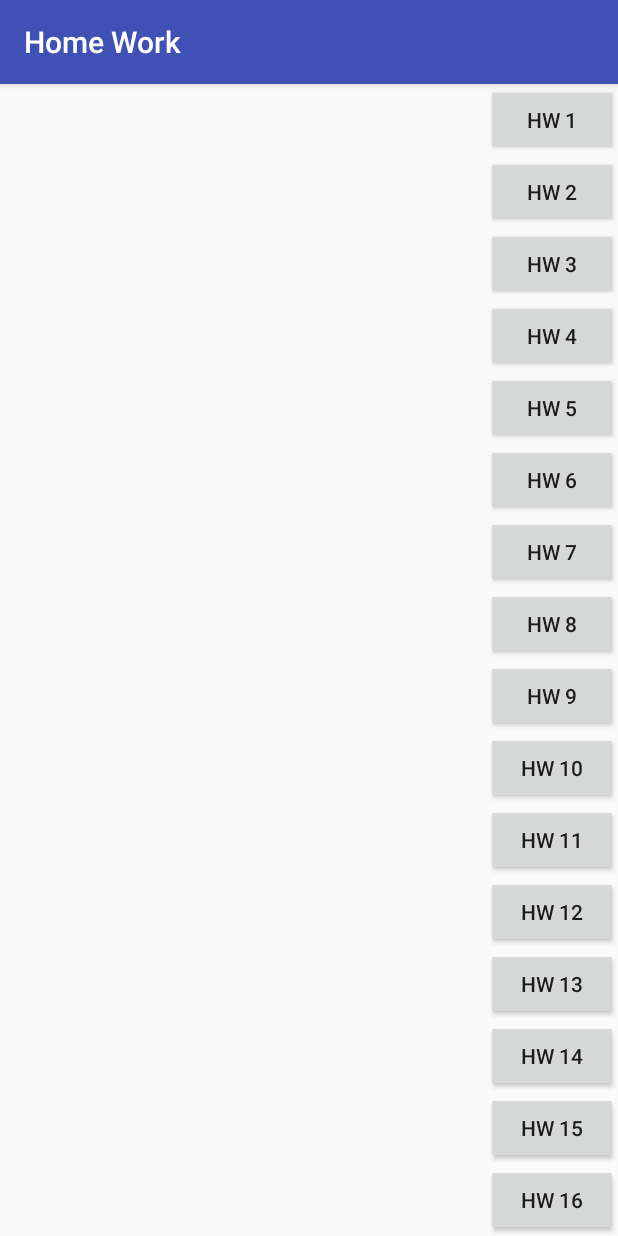
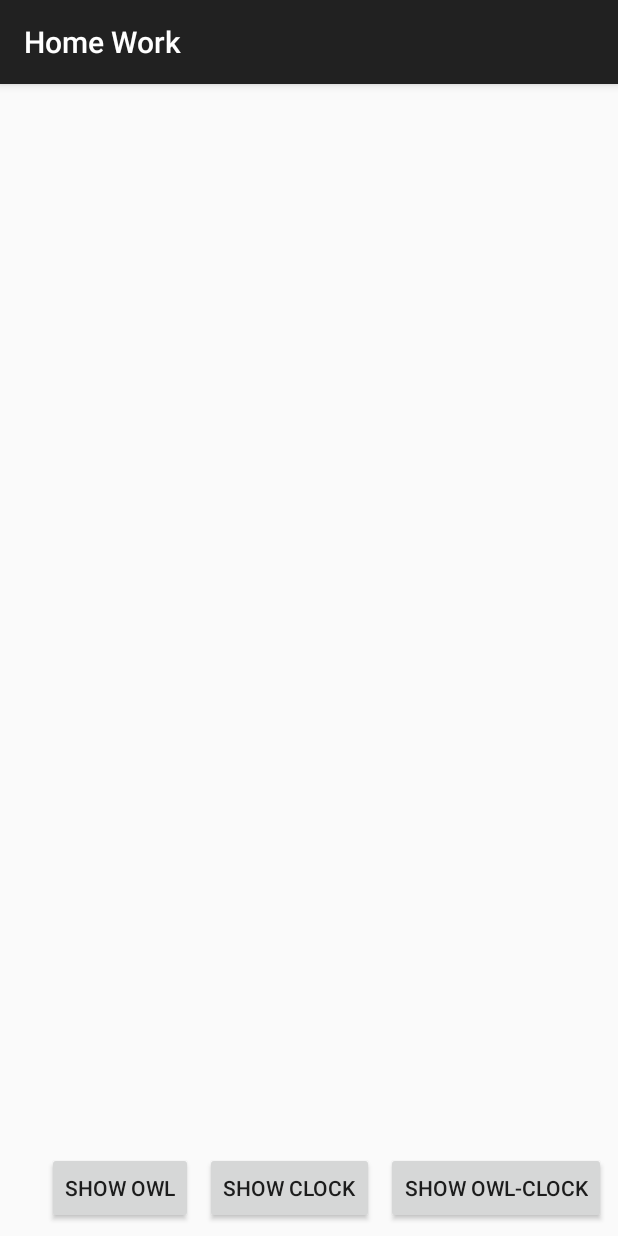
Before and after one commit to jazzz6992/AndrodHomeWork, an Android app: the screen it shows after launch (LauncherActivity before the commit, AnimationActivity after it), after a tap on "HW 4", on a phone screen of 412 x 824 dp. Run offline under Robolectric (Android 15) with nearby library versions, the phone set to English and light mode, and no system bars; libraries missing offline, so code that uses them is left out: com.squareup.leakcanary; 2 statements that could not run were skipped; 3 other taps on this screen came first.

Commit message:
hw4 done

```diff
--- a/app/src/main/AndroidManifest.xml
+++ b/app/src/main/AndroidManifest.xml
@@ -26,6 +26,9 @@
             android:name=".hw2.FlagsActivity"
             android:label="@string/flags_activity_label" />
         <activity android:name=".hw3.RoundImageActivity" />
+        <activity android:name=".hw4.AnimationActivity" />
+        <activity android:name=".hw4.ClockActivity" />
+        <activity android:name=".hw4.OwlActivity"></activity>
     </application>
 
 </manifest>
--- a/app/src/main/java/com/vsevolodvisnevskij/homework/hw2/LauncherActivity.java
+++ b/app/src/main/java/com/vsevolodvisnevskij/homework/hw2/LauncherActivity.java
@@ -11,6 +11,7 @@ import com.squareup.leakcanary.LeakCanary;
 import com.vsevolodvisnevskij.homework.R;
 import com.vsevolodvisnevskij.homework.hw1.SwitchTextActivity;
 import com.vsevolodvisnevskij.homework.hw3.RoundImageActivity;
+import com.vsevolodvisnevskij.homework.hw4.AnimationActivity;
 
 import java.util.ArrayList;
 import java.util.List;
@@ -65,6 +66,10 @@ public class LauncherActivity extends AppCompatActivity implements View.OnClickL
                 intent = new Intent(this, RoundImageActivity.class);
                 startActivity(intent);
                 break;
+            case R.id.homework4_button:
+                intent = new Intent(this, AnimationActivity.class);
+                startActivity(intent);
+                overridePendingTransition(R.anim.animation_activity_in, R.anim.animation_activity_out);
             default:
                 Toast.makeText(this, getResources().getString(R.string.patience_text), Toast.LENGTH_SHORT).show();
                 break;
--- /dev/null
+++ b/app/src/main/java/com/vsevolodvisnevskij/homework/hw4/AnimationActivity.java
@@ -0,0 +1,49 @@
+package com.vsevolodvisnevskij.homework.hw4;
+
+import android.content.Intent;
+import android.os.Bundle;
+import android.support.v7.app.AppCompatActivity;
+import android.view.View;
+import android.widget.Button;
+
+import com.vsevolodvisnevskij.homework.R;
+
+public class AnimationActivity extends AppCompatActivity {
+
+    @Override
+    protected void onCreate(Bundle savedInstanceState) {
+        super.onCreate(savedInstanceState);
+        setContentView(R.layout.activity_animation);
+        Button clockButton = findViewById(R.id.show_clock_button);
+        clockButton.setOnClickListener(new View.OnClickListener() {
+            @Override
+            public void onClick(View v) {
+                Intent intent = ClockActivity.newIntent(getApplicationContext(), ClockActivity.SIMPLE_CLOCK);
+                startActivity(intent);
+            }
+        });
+
+        Button owlButton = findViewById(R.id.show_owl_button);
+        owlButton.setOnClickListener(new View.OnClickListener() {
+            @Override
+            public void onClick(View v) {
+                Intent intent = new Intent(getApplicationContext(), OwlActivity.class);
+                startActivity(intent);
+            }
+        });
+        Button owlClockButton = findViewById(R.id.show_owl_clock_button);
+        owlClockButton.setOnClickListener(new View.OnClickListener() {
+            @Override
+            public void onClick(View v) {
+                Intent intent = ClockActivity.newIntent(getApplicationContext(), ClockActivity.OWL_CLOCK);
+                startActivity(intent);
+            }
+        });
+    }
+
+    @Override
+    public void onBackPressed() {
+        super.onBackPressed();
+        overridePendingTransition(R.anim.animation_activity_in, R.anim.animation_activity_out);
+    }
+}
--- /dev/null
+++ b/app/src/main/res/anim/animation_activity_in.xml
@@ -0,0 +1,12 @@
+<?xml version="1.0" encoding="utf-8"?>
+<set xmlns:android="http://schemas.android.com/apk/res/android">
+    <alpha
+        android:duration="@android:integer/config_shortAnimTime"
+        android:fromAlpha="0.0"
+        android:toAlpha="1.0" />
+    <rotate
+        android:duration="@android:integer/config_shortAnimTime"
+        android:fromDegrees="270"
+        android:pivotX="100%"
+        android:toDegrees="360" />
+</set>
--- /dev/null
+++ b/app/src/main/res/anim/animation_activity_out.xml
@@ -0,0 +1,11 @@
+<?xml version="1.0" encoding="utf-8"?>
+<set xmlns:android="http://schemas.android.com/apk/res/android">
+    <alpha
+        android:duration="@android:integer/config_shortAnimTime"
+        android:fromAlpha="1.0"
+        android:toAlpha="0.0" />
+    <rotate
+        android:duration="@android:integer/config_shortAnimTime"
+        android:fromDegrees="0"
+        android:toDegrees="90" />
+</set>
--- /dev/null
+++ b/app/src/main/res/layout/activity_animation.xml
@@ -0,0 +1,39 @@
+<?xml version="1.0" encoding="utf-8"?>
+<android.support.constraint.ConstraintLayout xmlns:android="http://schemas.android.com/apk/res/android"
+    xmlns:app="http://schemas.android.com/apk/res-auto"
+    xmlns:tools="http://schemas.android.com/tools"
+    android:layout_width="match_parent"
+    android:layout_height="match_parent"
+    tools:context=".hw4.AnimationActivity">
+
+    <Button
+        android:id="@+id/show_clock_button"
+        android:layout_width="wrap_content"
+        android:layout_height="wrap_content"
+        android:layout_marginBottom="8dp"
+        android:layout_marginEnd="8dp"
+        android:text="@string/show_clock"
+        app:layout_constraintBottom_toBottomOf="parent"
+        app:layout_constraintEnd_toStartOf="@+id/show_owl_clock_button" />
+
+    <Button
+        android:id="@+id/show_owl_button"
+        android:layout_width="wrap_content"
+        android:layout_height="wrap_content"
+        android:layout_marginBottom="8dp"
+        android:layout_marginEnd="8dp"
+        android:text="@string/show_owl"
+        app:layout_constraintBottom_toBottomOf="parent"
+        app:layout_constraintEnd_toStartOf="@+id/show_clock_button" />
+
+    <Button
+        android:id="@+id/show_owl_clock_button"
+        android:layout_width="wrap_content"
+        android:layout_height="wrap_content"
+        android:layout_marginBottom="8dp"
+        android:layout_marginEnd="8dp"
+        android:text="@string/show_owl_clock"
+        app:layout_constraintBottom_toBottomOf="parent"
+        app:layout_constraintEnd_toEndOf="parent" />
+
+</android.support.constraint.ConstraintLayout>
--- a/app/src/main/res/values/strings.xml
+++ b/app/src/main/res/values/strings.xml
@@ -28,4 +28,7 @@
     <string name="downloaded_image">Downloaded image</string>
     <string name="show_bc_string">Show buildConfig \n string</string>
     <string name="get_img_text">Get img</string>
+    <string name="show_clock">Show clock</string>
+    <string name="show_owl">Show owl</string>
+    <string name="show_owl_clock">Show owl-clock</string>
 </resources>
--- a/app/src/main/res/values/styles.xml
+++ b/app/src/main/res/values/styles.xml
@@ -2,10 +2,7 @@
 
     <!-- Base application theme. -->
     <style name="AppTheme" parent="Theme.AppCompat.Light.DarkActionBar">
-        <!-- Customize your theme here. -->
-        <item name="colorPrimary">@color/colorPrimary</item>
-        <item name="colorPrimaryDark">@color/colorPrimaryDark</item>
-        <item name="colorAccent">@color/colorAccent</item>
+
     </style>
 
     <style name="MyTextStyle" parent="Base.TextAppearance.AppCompat.Large">
@@ -30,7 +27,8 @@
         <item name="android:padding">8dp</item>
     </style>
 
-    <style name="MyButtonStyle" parent="Widget.AppCompat.Button.Colored">
+    <style name="MyButtonStyle">
+        <item name="android:padding">8dp</item>
         <item name="background">@drawable/rounded_corners</item>
         <item name="android:textColor">@android:color/black</item>
         <item name="android:textAllCaps">false</item>
```
Also changed, not shown: app/src/main/java/com/vsevolodvisnevskij/homework/hw4/ClockActivity.java (added, +40 -0 lines), app/src/main/java/com/vsevolodvisnevskij/homework/hw4/ClockView.java (added, +157 -0 lines), app/src/main/java/com/vsevolodvisnevskij/homework/hw4/OwlActivity.java (added, +28 -0 lines), app/src/main/java/com/vsevolodvisnevskij/homework/hw4/OwlClockView.java (added, +70 -0 lines), app/src/main/res/drawable/owl_animation_list.xml (added, +17 -0 lines), app/src/main/res/layout/activity_clock.xml (added, +10 -0 lines), app/src/main/res/layout/activity_owl.xml (added, +14 -0 lines), app/src/main/res/drawable-xxhdpi/sova_anmation_1.png (added), app/src/main/res/drawable-xxhdpi/sova_anmation_2.png (added), app/src/main/res/drawable-xxhdpi/sova_anmation_3.png (added).
